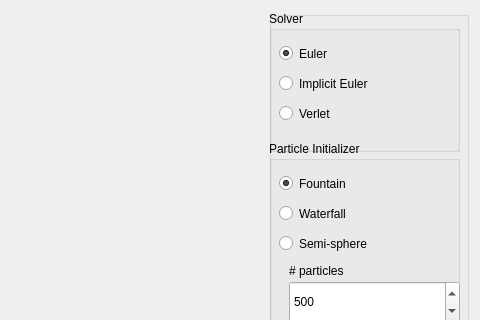
First picture: the form in main_window.ui, repository GerardMT/Particles, before the edit; both pictures show x 347 to 827 and y 0 to 320 of the 827 by 618 pixel window.
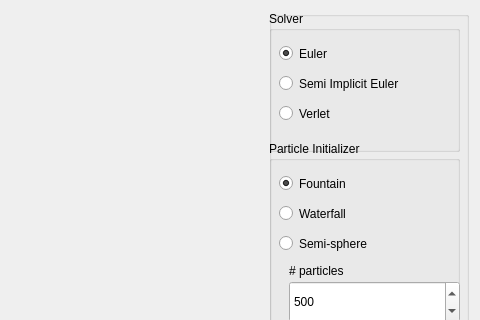
Second picture: the form after the edit. Custom widgets are drawn as their Qt base class.

Patch:
```diff
--- a/main_window.ui
+++ b/main_window.ui
@@ -113,12 +113,12 @@
            <rect>
             <x>10</x>
             <y>60</y>
-            <width>151</width>
+            <width>171</width>
             <height>25</height>
            </rect>
           </property>
           <property name="text">
-           <string>Implicit Euler</string>
+           <string>Semi Implicit Euler</string>
           </property>
          </widget>
          <widget class="QRadioButton" name="radioButton_6">
```
Left out of the diff: 20 changed lines with no effect on the pictures.
